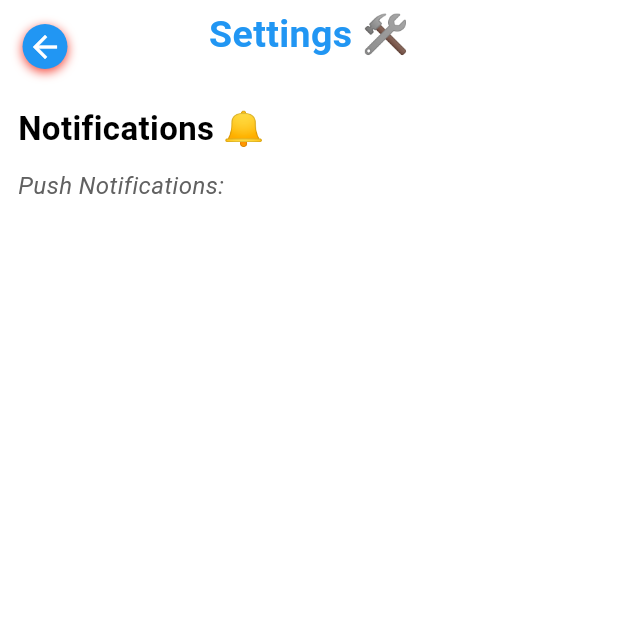
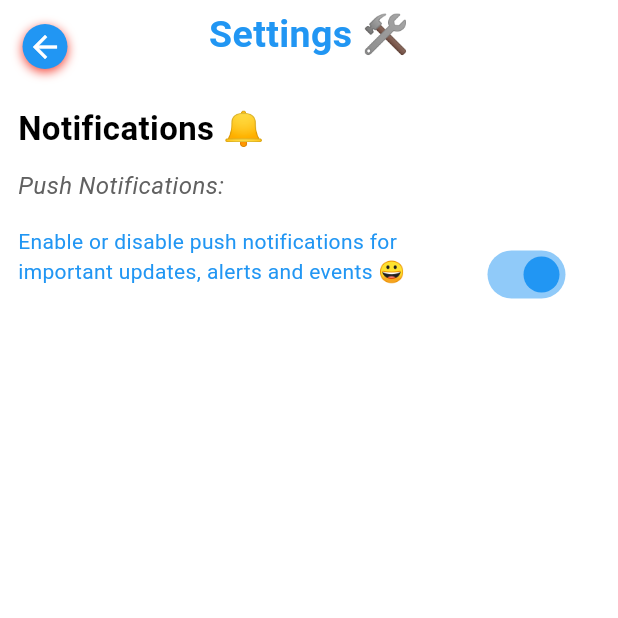
Before and after one commit to Yvonne-Wanja-1/appy, a Flutter app: the SettingsPage screen opened by its route, on a phone screen of 412 x 824 dp, the top half of it. Run offline on Flutter 3.47's test engine with Material 3 defaults, Android fonts, the phone set to English and light mode, and no system bars; our stand-ins replace animated_text_kit, curved_navigation_bar, font_awesome_flutter, google_fonts, image_cropper, image_picker and 1 more; missing offline and left inert: open_file_plus.

Commit message:
added a toggle switch for push notifictions

```diff
--- a/appy/lib/pages/pages/settings.dart
+++ b/appy/lib/pages/pages/settings.dart
@@ -92,6 +92,34 @@ Padding(
 
 
 SizedBox(height: 16,),
+Padding(
+  padding: const EdgeInsets.only(left: 12.0, right: 23.0),
+  child: Row(
+    crossAxisAlignment: CrossAxisAlignment.start, // Align items to the top
+    children: [
+      Expanded( // Wrap the Text widget with Expanded in order to use the remaining space
+        child: Text('''Enable or disable push notifications for important updates, alerts and events 😀''',
+          style: TextStyle(
+            fontSize: 14,
+            color: Colors.blue,
+          ),
+        ),
+      ),
+      SizedBox(width: 16), // Add some spacing between text and switch
+      // Switch widget for toggling notifications
+              Padding(
+                padding: const EdgeInsets.all(8.0),
+                child: Switch(
+                  value: true, // Change this to a variable to manage state
+                  onChanged: (value) {
+                    // Handle switch toggle
+                  },
+                  activeColor: Colors.blue, // Color when switch is on
+                ),
+              ),
+    ],
+  ),
+)
 
 
 
```
